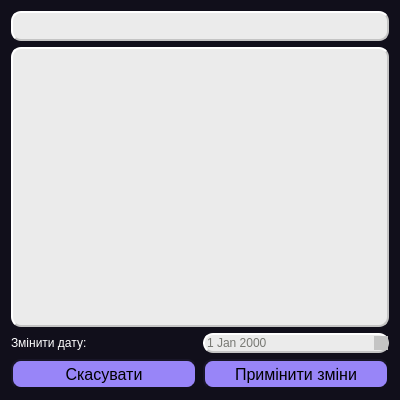
Before: the Qt Designer form QTtask_Project/edit_task_window.ui in DonchykVitaliy/QT-task-manager, drawn with Qt 5.
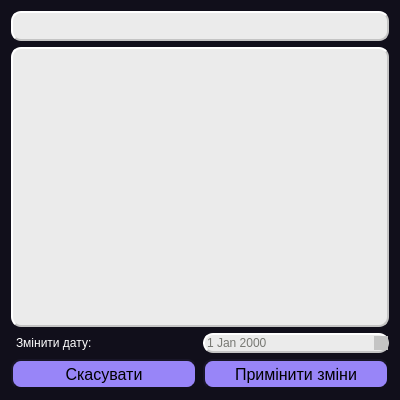
After: the same form once the commit is applied. Icons and pictures are not drawn.

The edit to the form file:
```diff
--- a/QTtask_Project/edit_task_window.ui
+++ b/QTtask_Project/edit_task_window.ui
@@ -98,7 +98,8 @@
      <item>
       <widget class="QLabel" name="label">
        <property name="styleSheet">
-        <string notr="true">color: rgb(255, 255, 255);</string>
+        <string notr="true">color: rgb(255, 255, 255);
+padding: 2px;</string>
        </property>
        <property name="text">
         <string>Змінити дату:</string>
```
